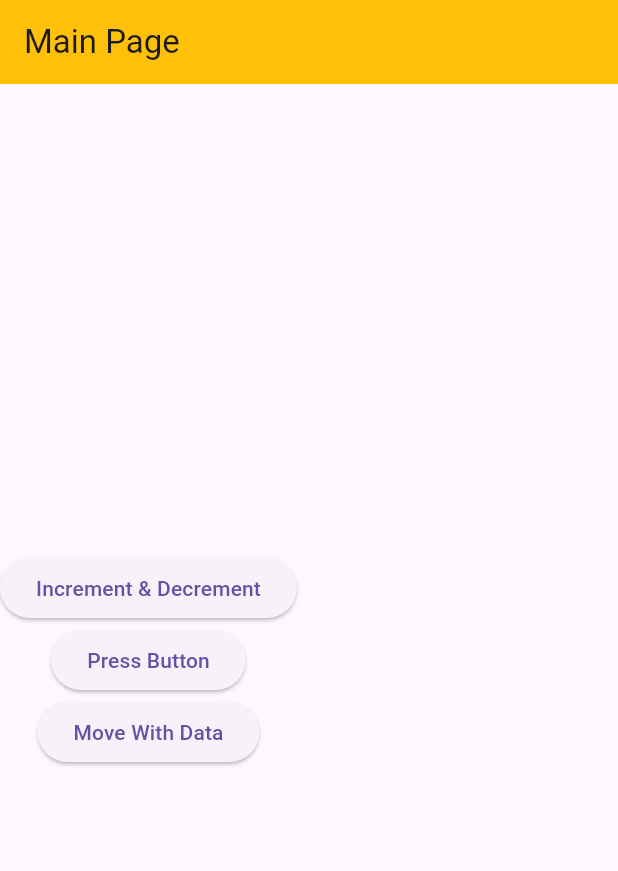
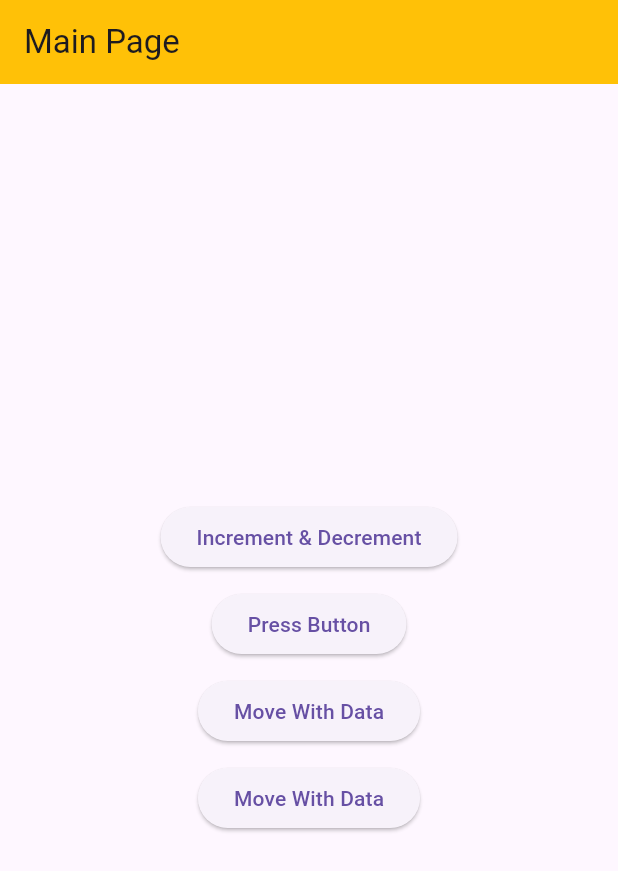
Before and after one commit to Damarazka/dart_fundamental, a Flutter app: the screen it shows after launch, on a phone screen of 412 x 824 dp. Shown: the top 871 px of the screen. Run offline on Flutter 3.47's test engine with Material 3 defaults, Android fonts, the phone set to English and light mode, and no system bars.

Commit message:
return data

```diff
--- a/lib/main.dart
+++ b/lib/main.dart
@@ -1,6 +1,7 @@
 import 'package:dart_fundamental/first.dart';
 import 'package:dart_fundamental/main_page.dart';
 import 'package:dart_fundamental/press.dart';
+import 'package:dart_fundamental/return_data.dart';
 import 'package:dart_fundamental/third_page.dart';
 import 'package:flutter/material.dart';
 
@@ -22,8 +23,9 @@
         '/': (context) => const MainPage(),
         '/ind': (context) => const FirstPage(),
         '/press': (context) => const PressPage(),
-        '/mwd': (context) => MoveWithData(
-            ModalRoute.of(context)?.settings.arguments as String),
+        '/mwd': (context) =>
+            MoveWithData(ModalRoute.of(context)?.settings.arguments as String),
+        '/rds': (context) => ReturnDataScreen(),
       },
     );
   }
--- a/lib/main_page.dart
+++ b/lib/main_page.dart
@@ -7,24 +7,51 @@ class MainPage extends StatelessWidget {
   Widget build(BuildContext context) {
     return Scaffold(
       appBar: AppBar(
-        title: Text("Main Page"),
+        title: const Text("Main Page"),
       ),
-      body: Column(
+      body: Center(
+        child: Column(
           mainAxisAlignment: MainAxisAlignment.center,
+          crossAxisAlignment:
+              CrossAxisAlignment.center, // Center buttons horizontally
           children: <Widget>[
+            // Margin between buttons using SizedBox
+            SizedBox(height: 10), // Vertical margin
             ElevatedButton(
               onPressed: () {
                 Navigator.pushNamed(context, '/ind');
-                  }, child: Text("Increment & Decrement")),
+              },
+              child: const Text("Increment & Decrement"),
+            ),
+            SizedBox(height: 10), // Vertical margin
             ElevatedButton(
               onPressed: () {
                 Navigator.pushNamed(context, '/press');
-                  }, child: Text("Press Button")),
+              },
+              child: const Text("Press Button"),
+            ),
+            SizedBox(height: 10), // Vertical margin
             ElevatedButton(
               onPressed: () {
-                    Navigator.pushNamed(context, '/mwd', arguments: "assalamualaikum");
-                  }, child: Text("Move With Data"))
+                Navigator.pushNamed(context, '/mwd',
+                    arguments: "assalamualaikum");
+              },
+              child: const Text("Move With Data"),
+            ),
+            SizedBox(height: 10), // Vertical margin
+            ElevatedButton(
+              onPressed: () async {
+                final result = await Navigator.pushNamed(context, '/rds');
+                final message = result != null ? result : "Data Kosong";
+
+                ScaffoldMessenger.of(context).showSnackBar(
+                  SnackBar(content: Text(message.toString())),
+                );
+              },
+              child: const Text("Move With Data"),
+            ),
           ],
+        ),
       ),
     );
   }
--- a/lib/third_page.dart
+++ b/lib/third_page.dart
@@ -8,7 +8,7 @@ class MoveWithData extends StatelessWidget {
   Widget build(BuildContext context) {
     return Scaffold(
       appBar: AppBar(
-        title: Text("move with daata"),
+        title: const Text("move with daata"),
       ),
       body: Center(
         child: Column(
@@ -19,7 +19,7 @@ class MoveWithData extends StatelessWidget {
                 onPressed: () {
                   Navigator.pop(context);
                 },
-                child: Text("back"))
+                child: const Text("back"))
           ],
         ),
       ),
```
Also changed, not shown: lib/return_data.dart (added, +44 -0 lines). Lines whose indentation alone changed are shown as unchanged.
